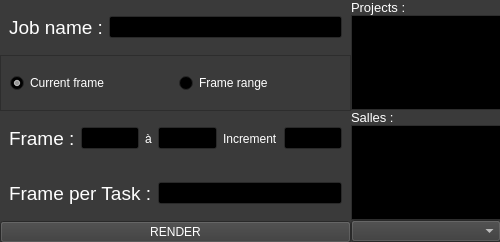
Old version of the form maya/qt/submitter.ui in the repository ArtFXDev/submitter.
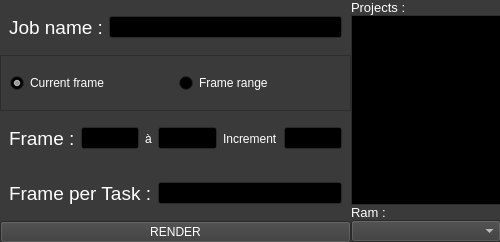
New version of the form.

Commit message: Change maya submitter (pool version)

The edit to the form file:
```diff
--- a/maya/qt/submitter.ui
+++ b/maya/qt/submitter.ui
@@ -650,20 +650,7 @@
           </font>
          </property>
          <property name="text">
-          <string>Salles : </string>
-         </property>
-        </widget>
-       </item>
-       <item>
-        <widget class="QListWidget" name="list_salle">
-         <property name="minimumSize">
-          <size>
-           <width>150</width>
-           <height>0</height>
-          </size>
-         </property>
-         <property name="selectionMode">
-          <enum>QAbstractItemView::MultiSelection</enum>
+          <string>Ram : </string>
          </property>
         </widget>
        </item>
```
The commit also changes 1 other file.
